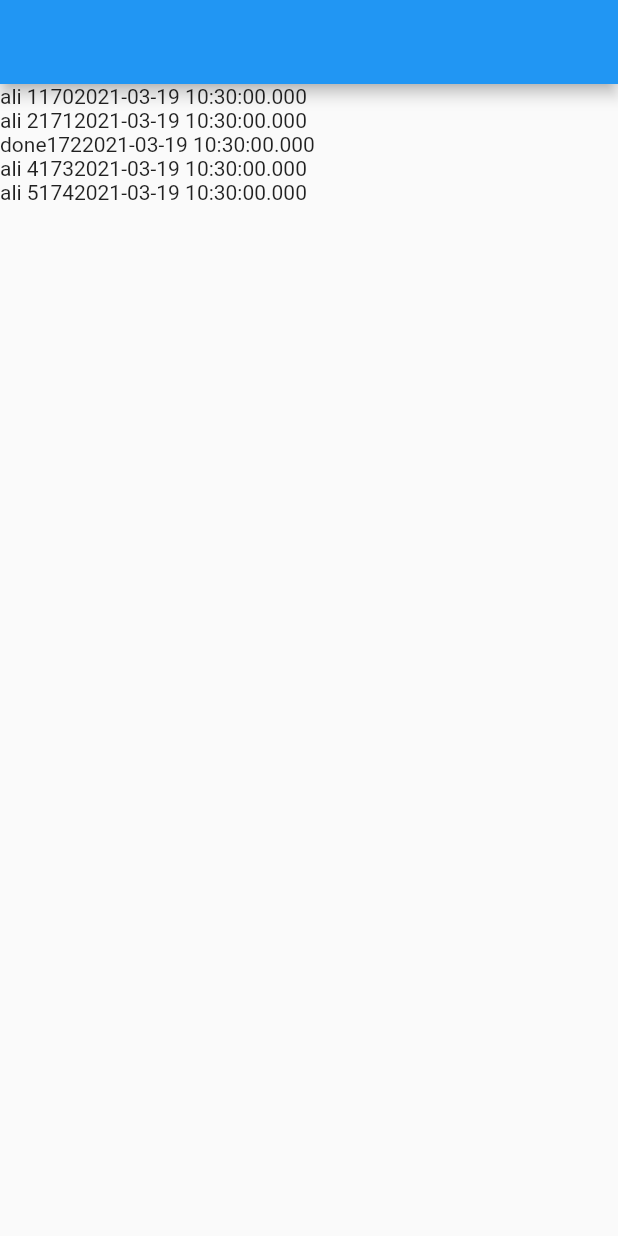
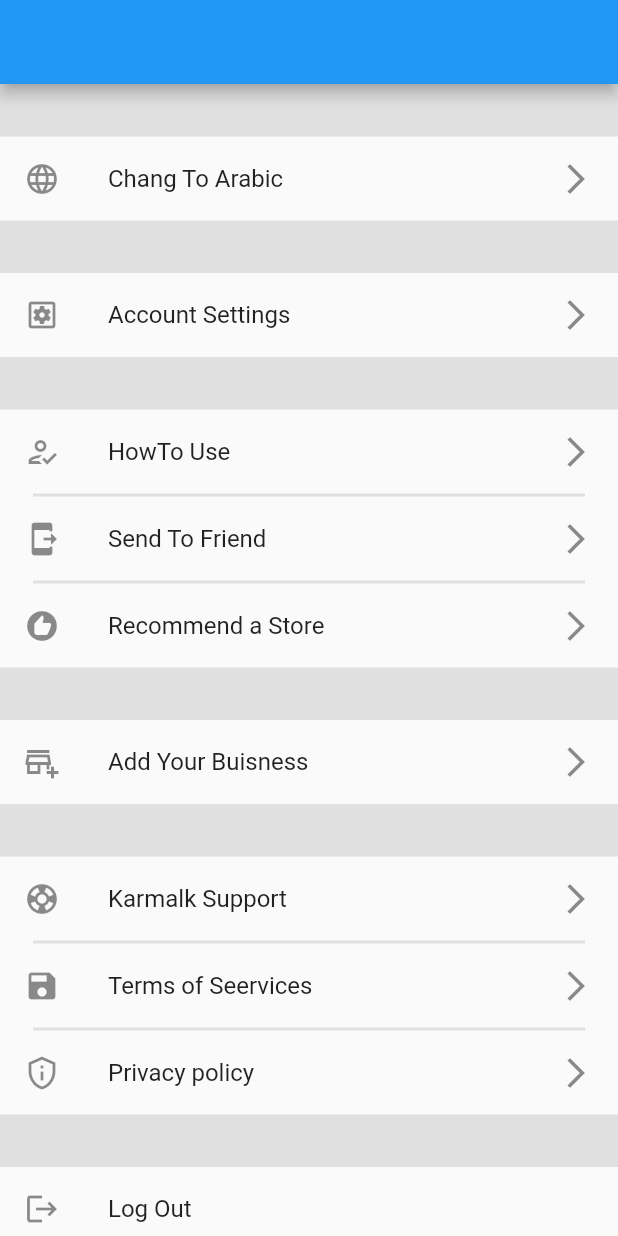
Before and after one commit to amahrou1/Flutter_learning_screen_UI, a Flutter app: the screen it shows after launch, on a phone screen of 412 x 824 dp. Run offline on Flutter 3.47's test engine with Material 2 defaults, Android fonts, the phone set to English and light mode, and no system bars.

Commit message:
First Commit

```diff
--- a/lib/info.dart
+++ /dev/null
@@ -1,13 +0,0 @@
-import 'package:flutter/cupertino.dart';
-
-class Info {
-  String name;
-  int height;
-  DateTime date;
-
-  Info({
-    @required this.name,
-    @required this.height,
-    @required this.date,
-  });
-}
--- a/lib/main.dart
+++ b/lib/main.dart
@@ -1,6 +1,4 @@
 import 'package:flutter/material.dart';
-import 'package:module/info.dart';
-// import 'info.dart';
 
 void main() {
   runApp(MyApp());
@@ -10,42 +8,96 @@ class MyApp extends StatelessWidget {
   @override
   Widget build(BuildContext context) {
     return MaterialApp(
+      debugShowCheckedModeBanner: false,
       home: HomeScreen(),
     );
   }
 }
 
 class HomeScreen extends StatelessWidget {
-  final Color b = Colors.black;
-  final Color w = Colors.white;
-
-  final List<Info> li = [
-    Info(name: 'ali 1', height: 170, date: DateTime.now()),
-    Info(name: 'ali 2', height: 171, date: DateTime.now()),
-    Info(name: 'ali 3', height: 172, date: DateTime.now()),
-    Info(name: 'ali 4', height: 173, date: DateTime.now()),
-    Info(name: 'ali 5', height: 174, date: DateTime.now())
-  ];
-
   @override
   Widget build(BuildContext context) {
     return Scaffold(
       appBar: AppBar(),
-      body: Container(
+      body: SingleChildScrollView(
         child: Column(
           children: [
-            ...li.map((val) {
-              return Row(
-                children: [
-                  val.name != "ali 3" ? Text(val.name) : Text("done"),
-                  Text('${val.height}'),
-                  Text('${val.date}'),
-                ],
-              );
-            }).toList(),
+            myBigContainer(),
+            myListTeil(
+              iconLeading: Icons.language_outlined,
+              text: Text('Chang To Arabic'),
+            ),
+            myBigContainer(),
+            myListTeil(
+                iconLeading: Icons.settings_applications_outlined,
+                text: Text('Account Settings')),
+            myBigContainer(),
+            myListTeil(
+                iconLeading: Icons.how_to_reg_outlined,
+                text: Text('HowTo Use')),
+            mySmallContainer(),
+            myListTeil(
+                iconLeading: Icons.send_to_mobile,
+                text: Text('Send To Friend')),
+            mySmallContainer(),
+            myListTeil(
+                iconLeading: Icons.recommend, text: Text('Recommend a Store')),
+            myBigContainer(),
+            myListTeil(
+                iconLeading: Icons.add_business_outlined,
+                text: Text('Add Your Buisness')),
+            myBigContainer(),
+            myListTeil(
+                iconLeading: Icons.support_outlined,
+                text: Text('Karmalk Support')),
+            mySmallContainer(),
+            myListTeil(
+              iconLeading: Icons.save,
+              text: Text('Terms of Seervices'),
+            ),
+            mySmallContainer(),
+            myListTeil(
+                iconLeading: Icons.privacy_tip_outlined,
+                text: Text('Privacy policy')),
+            myBigContainer(),
+            myListTeil(
+                iconLeading: Icons.logout,
+                text: Text('Log Out'),
+                isVisibel: false)
           ],
         ),
       ),
     );
   }
+
+  ListTile myListTeil({
+    @required IconData iconLeading,
+    @required Widget text,
+    bool isVisibel = true,
+  }) {
+    return ListTile(
+      leading: Icon(iconLeading),
+      title: text,
+      trailing:
+          Visibility(visible: isVisibel, child: Icon(Icons.arrow_forward_ios)),
+      onTap: () {},
+    );
+  }
+
+  Container myBigContainer() {
+    return Container(
+      color: Colors.grey[300],
+      height: 35,
+    );
+  }
+
+  Padding mySmallContainer() {
+    return Padding(
+      padding: EdgeInsets.symmetric(horizontal: 22),
+      child: Container(
+          color: Colors.grey[300],
+          height: 2,
+          padding: EdgeInsets.symmetric(horizontal: 50)),
+    );
+  }
 }
```
Also changed, not shown: lib/home.dart (deleted, +0 -346 lines).
